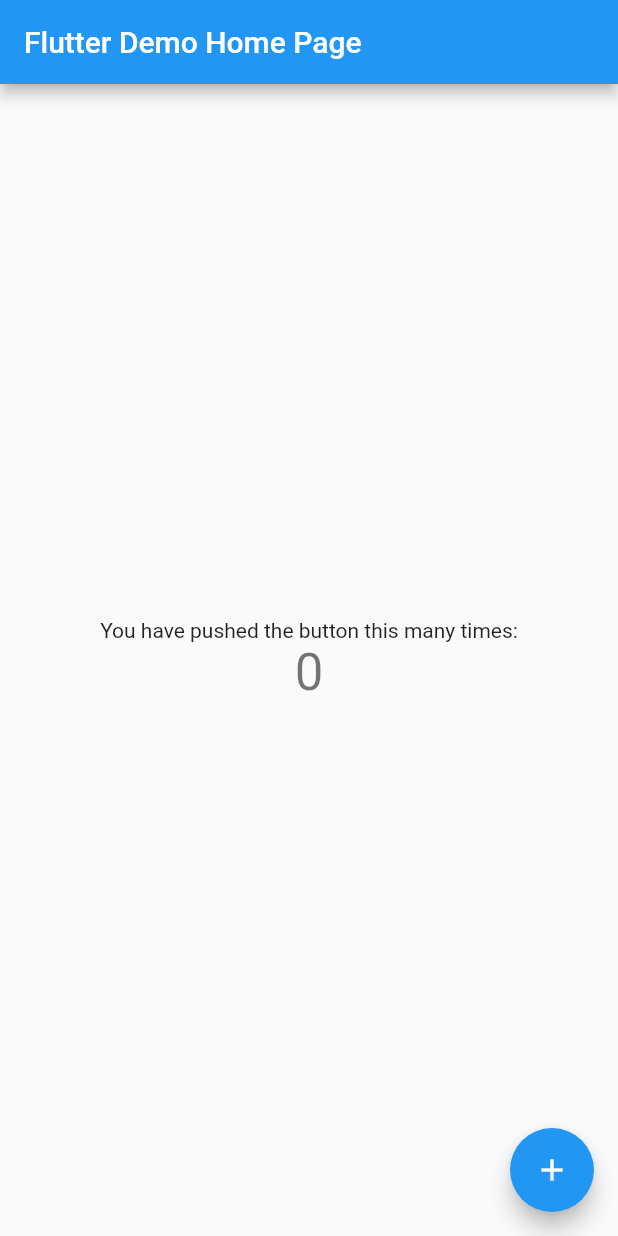
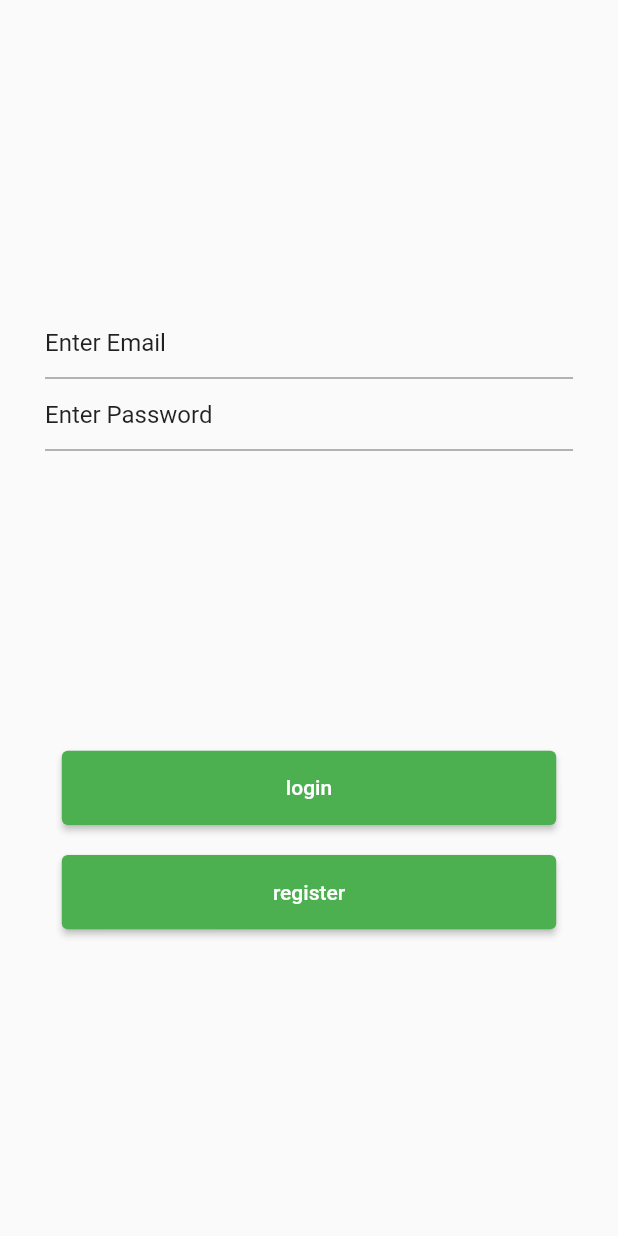
Before and after one commit to ModikoeMorapedi/poultrycom, a Flutter app: the screen it shows after launch, on a phone screen of 412 x 824 dp. Run offline on Flutter 3.47's test engine with Material 2 defaults, Android fonts, the light colour scheme and no system bars; our stand-ins replace get_it.

Commit message:
login ui added

```diff
--- a/lib/main.dart
+++ b/lib/main.dart
@@ -1,6 +1,13 @@
 import 'package:flutter/material.dart';
+import 'package:poultrycom/services/services.dart';
+import 'package:poultrycom/utils/utils.dart';
+import 'package:poultrycom/view_models/login_view_model.dart';
+import 'package:provider/provider.dart';
+
+import 'views/views.dart';
 
 void main() {
+  setupLocator();
   runApp(const MyApp());
 }
 
@@ -10,106 +17,19 @@
   // This widget is the root of your application.
   @override
   Widget build(BuildContext context) {
-    return MaterialApp(
-      title: 'Flutter Demo',
-      theme: ThemeData(
-        // This is the theme of your application.
-        //
-        // Try running your application with "flutter run". You'll see the
-        // application has a blue toolbar. Then, without quitting the app, try
-        // changing the primarySwatch below to Colors.green and then invoke
-        // "hot reload" (press "r" in the console where you ran "flutter run",
-        // or simply save your changes to "hot reload" in a Flutter IDE).
-        // Notice that the counter didn't reset back to zero; the application
-        // is not restarted.
-        primarySwatch: Colors.blue,
-      ),
-      home: const MyHomePage(title: 'Flutter Demo Home Page'),
-    );
+    return MultiProvider(
+        providers: [
+          ChangeNotifierProvider<LoginViewModel>(
+              create: (_) => LoginViewModel()),
+        ],
+        child: MaterialApp(
+          debugShowCheckedModeBanner: false,
+          theme: ThemeData(
+            primarySwatch: Colors.green,
+          ),
+          home: const LoginView(),
+          onGenerateRoute: RoutesUtils.generateRoute,
+          navigatorKey: locator<NavigationService>().navigatorKey,
+        ));
   }
 }
-
-class MyHomePage extends StatefulWidget {
-  const MyHomePage({super.key, required this.title});
-
-  // This widget is the home page of your application. It is stateful, meaning
-  // that it has a State object (defined below) that contains fields that affect
-  // how it looks.
-
-  // This class is the configuration for the state. It holds the values (in this
-  // case the title) provided by the parent (in this case the App widget) and
-  // used by the build method of the State. Fields in a Widget subclass are
-  // always marked "final".
-
-  final String title;
-
-  @override
-  State<MyHomePage> createState() => _MyHomePageState();
-}
-
-class _MyHomePageState extends State<MyHomePage> {
-  int _counter = 0;
-
-  void _incrementCounter() {
-    setState(() {
-      // This call to setState tells the Flutter framework that something has
-      // changed in this State, which causes it to rerun the build method below
-      // so that the display can reflect the updated values. If we changed
-      // _counter without calling setState(), then the build method would not be
-      // called again, and so nothing would appear to happen.
-      _counter++;
-    });
-  }
-
-  @override
-  Widget build(BuildContext context) {
-    // This method is rerun every time setState is called, for instance as done
-    // by the _incrementCounter method above.
-    //
-    // The Flutter framework has been optimized to make rerunning build methods
-    // fast, so that you can just rebuild anything that needs updating rather
-    // than having to individually change instances of widgets.
-    return Scaffold(
-      appBar: AppBar(
-        // Here we take the value from the MyHomePage object that was created by
-        // the App.build method, and use it to set our appbar title.
-        title: Text(widget.title),
-      ),
-      body: Center(
-        // Center is a layout widget. It takes a single child and positions it
-        // in the middle of the parent.
-        child: Column(
-          // Column is also a layout widget. It takes a list of children and
-          // arranges them vertically. By default, it sizes itself to fit its
-          // children horizontally, and tries to be as tall as its parent.
-          //
-          // Invoke "debug painting" (press "p" in the console, choose the
-          // "Toggle Debug Paint" action from the Flutter Inspector in Android
-          // Studio, or the "Toggle Debug Paint" command in Visual Studio Code)
-          // to see the wireframe for each widget.
-          //
-          // Column has various properties to control how it sizes itself and
-          // how it positions its children. Here we use mainAxisAlignment to
-          // center the children vertically; the main axis here is the vertical
-          // axis because Columns are vertical (the cross axis would be
-          // horizontal).
-          mainAxisAlignment: MainAxisAlignment.center,
-          children: <Widget>[
-            const Text(
-              'You have pushed the button this many times:',
-            ),
-            Text(
-              '$_counter',
-              style: Theme.of(context).textTheme.headlineMedium,
-            ),
-          ],
-        ),
-      ),
-      floatingActionButton: FloatingActionButton(
-        onPressed: _incrementCounter,
-        tooltip: 'Increment',
-        child: const Icon(Icons.add),
-      ), // This trailing comma makes auto-formatting nicer for build methods.
-    );
-  }
-}
--- /dev/null
+++ b/lib/services/services.dart
@@ -0,0 +1 @@
+export 'package:poultrycom/services/navigation_service.dart';
--- /dev/null
+++ b/lib/utils/service_locator.dart
@@ -0,0 +1,13 @@
+import 'package:get_it/get_it.dart';
+import 'package:poultrycom/services/services.dart';
+import 'package:poultrycom/view_models/view_models.dart';
+
+final locator = GetIt.instance;
+
+void setupLocator() {
+  //Services
+  locator.registerLazySingleton<NavigationService>(() => NavigationService());
+
+  //View Models
+  locator.registerFactory<LoginViewModel>(() => LoginViewModel());
+}
--- /dev/null
+++ b/lib/utils/string_utils.dart
@@ -0,0 +1,6 @@
+class StringUtils {
+  static const String enterEmail = "Enter Email";
+  static const String enterPassword = "Enter Password";
+  static const String login = "login";
+  static const String register = "register";
+}
--- /dev/null
+++ b/lib/utils/utils.dart
@@ -0,0 +1,3 @@
+export 'package:poultrycom/utils/routes_utils.dart';
+export 'package:poultrycom/utils/string_utils.dart';
+export 'package:poultrycom/utils/service_locator.dart';
--- /dev/null
+++ b/lib/view_models/login_view_model.dart
@@ -0,0 +1,11 @@
+import 'package:flutter/foundation.dart';
+import 'package:poultrycom/services/services.dart';
+import 'package:poultrycom/utils/utils.dart';
+
+class LoginViewModel extends ChangeNotifier {
+  final NavigationService _navigationService = locator<NavigationService>();
+
+  navigateToHome() {
+    _navigationService.navigateTo('/HomeView');
+  }
+}
--- /dev/null
+++ b/lib/view_models/view_models.dart
@@ -0,0 +1 @@
+export 'package:poultrycom/view_models/login_view_model.dart';
--- /dev/null
+++ b/lib/views/login_view.dart
@@ -0,0 +1,49 @@
+import 'package:flutter/material.dart';
+import 'package:poultrycom/utils/string_utils.dart';
+import 'package:poultrycom/view_models/login_view_model.dart';
+import 'package:provider/provider.dart';
+
+import '../widgets/widgets.dart';
+
+class LoginView extends StatelessWidget {
+  const LoginView({super.key});
+
+  @override
+  Widget build(BuildContext context) {
+    LoginViewModel loginViewModel = Provider.of<LoginViewModel>(context);
+    return Scaffold(
+      body: Container(
+        padding: const EdgeInsets.all(30),
+        child: Column(
+          mainAxisAlignment: MainAxisAlignment.center,
+          children: [
+            const TextFormFieldWidget(
+              initialValue: StringUtils.enterEmail,
+            ),
+            const TextFormFieldWidget(
+              initialValue: StringUtils.enterPassword,
+            ),
+            const SizedBox(
+              height: 200,
+            ),
+            ButtonWidget(
+              text: StringUtils.login,
+              minWidth: MediaQuery.of(context).size.height * 0.4,
+              onPressed: () {
+                loginViewModel.navigateToHome();
+              },
+            ),
+            const SizedBox(
+              height: 20,
+            ),
+            ButtonWidget(
+              text: StringUtils.register,
+              minWidth: MediaQuery.of(context).size.height * 0.4,
+              onPressed: () {},
+            )
+          ],
+        ),
+      ),
+    );
+  }
+}
--- /dev/null
+++ b/lib/views/views.dart
@@ -0,0 +1 @@
+export 'package:poultrycom/views/login_view.dart';
--- /dev/null
+++ b/lib/widgets/button_widget.dart
@@ -0,0 +1,21 @@
+import 'package:flutter/material.dart';
+
+class ButtonWidget extends StatelessWidget {
+  const ButtonWidget({super.key, this.text, this.minWidth, this.onPressed});
+  final String? text;
+  final double? minWidth;
+  final VoidCallback? onPressed;
+
+  @override
+  Widget build(BuildContext context) {
+    return ConstrainedBox(
+        constraints: BoxConstraints(
+          minHeight: MediaQuery.of(context).size.height * 0.06,
+          minWidth: minWidth!,
+        ),
+        child: ElevatedButton(
+          onPressed: onPressed,
+          child: Text(text!),
+        ));
+  }
+}
--- /dev/null
+++ b/lib/widgets/text_form_field_widget.dart
@@ -0,0 +1,15 @@
+import 'package:flutter/material.dart';
+import 'package:flutter/src/widgets/framework.dart';
+import 'package:flutter/src/widgets/placeholder.dart';
+
+class TextFormFieldWidget extends StatelessWidget {
+  const TextFormFieldWidget({super.key, this.initialValue});
+  final String? initialValue;
+
+  @override
+  Widget build(BuildContext context) {
+    return TextFormField(
+      initialValue: initialValue,
+    );
+  }
+}
--- /dev/null
+++ b/lib/widgets/widgets.dart
@@ -0,0 +1,2 @@
+export 'package:poultrycom/widgets/text_form_field_widget.dart';
+export 'package:poultrycom/widgets/button_widget.dart';
```
Also changed, not shown: lib/services/navigation_service.dart (added, +17 -0 lines), lib/utils/routes_utils.dart (added, +20 -0 lines), lib/views/home_view.dart (added, +15 -0 lines), pubspec.yaml (+3 -37 lines), lib/models/login_model.dart (added), pubspec.lock.
